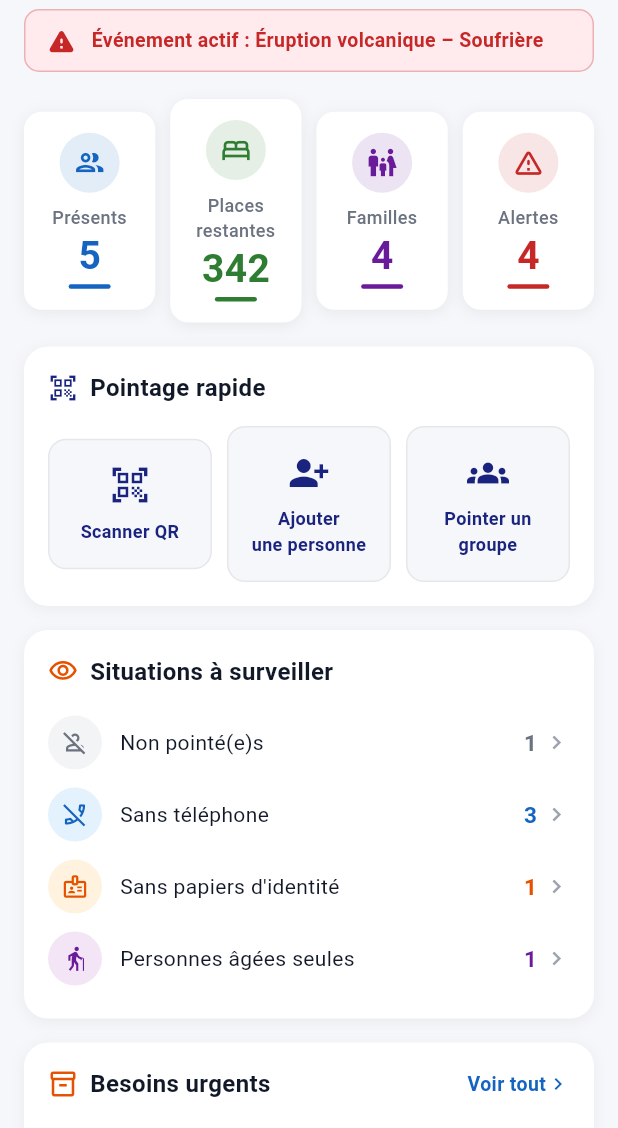
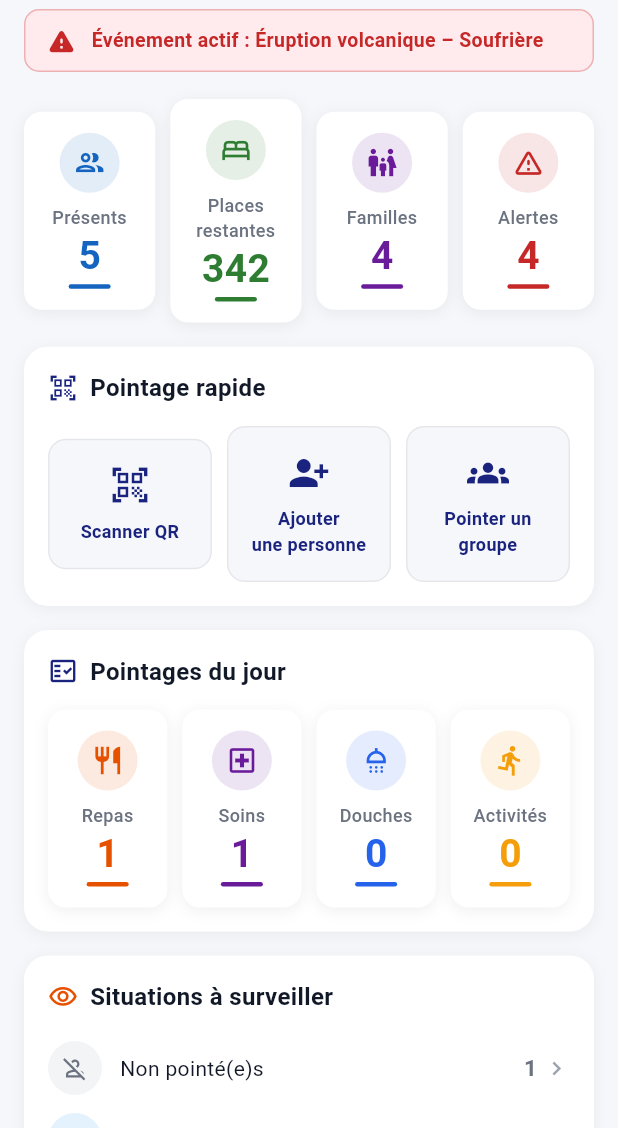
Before and after one commit to stef25fwi/SafePoint, a Flutter app: the DashboardPage screen opened directly, on a phone screen of 412 x 824 dp, the part 108-1236 px from its top. Run offline on Flutter 3.47's test engine with Material 3 defaults, Android fonts, the phone set to English and light mode, and no system bars; our stand-ins replace cloud_firestore, firebase_auth, firebase_core, firebase_messaging, firebase_storage, google_sign_in and 5 more; accounts and stored records are empty.

Commit message:
feat: pointage douche/activité, détection de doublon et stats du jour
Adapte le système de pointage (repas/soins/douche/activité + suivi
quotidien) demandé dans la spec pointage à l'architecture existante,
plutôt que d'y superposer un schéma Firestore parallèle : le pointage,
le check-in QR/recherche manuelle et l'audit trail existaient déjà
(CheckinModel, AppState.createCheckin, PersonService) — seuls les types
douche/activité, la détection de doublon et l'agrégation quotidienne
manquaient.

- CheckinType : ajout de douche et activite (mappés sur le statut
  "présent" comme les autres pointages de présence).
- AppState.createCheckin : détecte un pointage en double (< 2h, même
  personne, même type) et le signale au lieu de le rejeter — en
  situation de crise, mieux vaut un doublon tracé qu'un pointage
  manquant. Retourne désormais le pointage créé + le délai en minutes
  depuis le doublon éventuel.
- AppState.todayCheckinCounts : compte les pointages du jour par
  service (repas regroupe les 3 repas, soins, douche, activité),
  recalculé depuis la liste réelle des pointages — jamais un compteur
  dénormalisé stocké, pour éviter toute dérive.
- scanner_page : boutons Douche et Activité dans la grille de pointage
  rapide ; bandeau orange (au lieu du bandeau vert habituel) quand un
  doublon est détecté, avec le délai depuis le précédent pointage.
- dashboard_page : nouvelle section « Pointages du jour » (4 compteurs
  repas/soins/douches/activités) pour le superviseur de centre.

Le traducteur bidirectionnel (bouton sur la fiche personne) a été
vérifié à jour sur main et fonctionnel (7 tests dédiés passent).

Volontairement hors périmètre : bracelets NFC (aucun matériel/paquet
disponible, l'app cible le web), Cloud Functions et schéma Firestore
séparé (redondants avec la couche domain/infrastructure existante).

Co-Authored-By: Claude Sonnet 5 <noreply@anthropic.com>
Claude-Session: https://claude.ai/code/session_01MzHgp2tGhkTBY1Gf4HFYBv

```diff
--- a/lib/models/enums.dart
+++ b/lib/models/enums.dart
@@ -44,6 +44,8 @@ enum CheckinType {
   transferDeparture,
   transferArrival,
   medical,
+  douche,
+  activite,
 }
 
 enum NeedType {
@@ -175,6 +177,10 @@ extension CheckinTypeLabel on CheckinType {
         return 'Arrivée transfert';
       case CheckinType.medical:
         return 'Passage infirmerie';
+      case CheckinType.douche:
+        return 'Douche';
+      case CheckinType.activite:
+        return 'Activité';
     }
   }
 }
--- a/lib/pages/dashboard_page.dart
+++ b/lib/pages/dashboard_page.dart
@@ -25,6 +25,7 @@ class DashboardPage extends StatelessWidget {
     final familyCount = state.currentFamilies.length;
     final needs = state.currentNeeds;
     final recentCheckins = state.recentCheckins.take(3).toList();
+    final todayCounts = state.todayCheckinCounts();
 
     // Indicators – situations requiring attention
     final nonPointeeCount =
@@ -188,6 +189,82 @@ class DashboardPage extends StatelessWidget {
               ),
             ),
           const SliverToBoxAdapter(child: SizedBox(height: 16)),
+
+          // Pointages du jour — répartition par service
+          if (state.canCheckIn)
+            SliverToBoxAdapter(
+              child: Padding(
+                padding: const EdgeInsets.symmetric(horizontal: 16),
+                child: Container(
+                  decoration: BoxDecoration(
+                    color: Colors.white,
+                    borderRadius: BorderRadius.circular(16),
+                    boxShadow: [
+                      BoxShadow(
+                          color: Colors.black.withValues(alpha: 0.05),
+                          blurRadius: 8,
+                          offset: const Offset(0, 2))
+                    ],
+                  ),
+                  padding: const EdgeInsets.all(16),
+                  child: Column(
+                    crossAxisAlignment: CrossAxisAlignment.start,
+                    children: [
+                      const Row(
+                        children: [
+                          Icon(Icons.fact_check_outlined,
+                              size: 20, color: AppColors.navy),
+                          SizedBox(width: 8),
+                          Text('Pointages du jour',
+                              style: TextStyle(
+                                  fontSize: 16,
+                                  fontWeight: FontWeight.bold,
+                                  color: AppColors.textPrimary)),
+                        ],
+                      ),
+                      const SizedBox(height: 14),
+                      Row(
+                        children: [
+                          Expanded(
+                              child: KpiCard(
+                            title: 'Repas',
+                            value: '${todayCounts['repas']}',
+                            icon: Icons.restaurant_outlined,
+                            color: AppColors.orange,
+                          )),
+                          const SizedBox(width: 10),
+                          Expanded(
+                              child: KpiCard(
+                            title: 'Soins',
+                            value: '${todayCounts['soins']}',
+                            icon: Icons.local_hospital_outlined,
+                            color: AppColors.purple,
+                          )),
+                          const SizedBox(width: 10),
+                          Expanded(
+                              child: KpiCard(
+                            title: 'Douches',
+                            value: '${todayCounts['douche']}',
+                            icon: Icons.shower_outlined,
+                            color: AppColors.blueAccent,
+                          )),
+                          const SizedBox(width: 10),
+                          Expanded(
+                              child: KpiCard(
+                            title: 'Activités',
+                            value: '${todayCounts['activite']}',
+                            icon: Icons.directions_run,
+                            color: AppColors.amber,
+                          )),
+                        ],
+                      ),
+                    ],
+                  ),
+                ),
+              ),
+            ),
+          if (state.canCheckIn)
+            const SliverToBoxAdapter(child: SizedBox(height: 16)),
 
           // Situations à surveiller
           if (nonPointeeCount +
--- a/lib/services/app_state.dart
+++ b/lib/services/app_state.dart
@@ -939,12 +939,35 @@ class AppState extends ChangeNotifier {
     notifyListeners();
   }
 
-  void createCheckin({
+  /// Fenêtre en-deçà de laquelle un second pointage du même type pour la
+  /// même personne est signalé comme doublon probable (saisie erronée ou
+  /// double scan), plutôt que rejeté : le pointage est toujours enregistré.
+  static const _duplicateCheckinWindow = Duration(hours: 2);
+
+  /// Enregistre un pointage. Renvoie le pointage créé ainsi que le nombre
+  /// de minutes écoulées depuis le précédent pointage du même type pour
+  /// cette personne, si celui-ci est survenu il y a moins de 2h (doublon
+  /// probable) — `null` sinon.
+  ({CheckinModel checkin, int? duplicateMinutes}) createCheckin({
     required String personId,
     required CheckinType type,
     String? notes,
   }) {
     final now = DateTime.now();
+
+    int? duplicateMinutes;
+    final priorSameType = _checkins
+        .where((c) => c.personId == personId && c.type == type)
+        .toList()
+      ..sort((a, b) => b.createdAt.compareTo(a.createdAt));
+    if (priorSameType.isNotEmpty) {
+      final minutesSince =
+          now.difference(priorSameType.first.createdAt).inMinutes;
+      if (minutesSince < _duplicateCheckinWindow.inMinutes) {
+        duplicateMinutes = minutesSince;
+      }
+    }
+
     final checkin = CheckinModel(
       id: 'checkin_${now.millisecondsSinceEpoch}',
       eventId: activeEvent.id,
@@ -971,7 +994,9 @@ class AppState extends ChangeNotifier {
           type == CheckinType.mealBreakfast ||
           type == CheckinType.mealLunch ||
           type == CheckinType.mealDinner ||
-          type == CheckinType.night) {
+          type == CheckinType.night ||
+          type == CheckinType.douche ||
+          type == CheckinType.activite) {
         newStatus = PersonStatus.present;
       }
       _persons[idx] = _persons[idx].copyWith(
@@ -993,6 +1018,32 @@ class AppState extends ChangeNotifier {
     }
 
     notifyListeners();
+    return (checkin: checkin, duplicateMinutes: duplicateMinutes);
+  }
+
+  /// Pointages du jour au centre [shelterId] (centre courant par défaut),
+  /// regroupés par service. Recalculé depuis la liste réelle des pointages
+  /// (jamais un compteur dénormalisé stocké) pour éviter toute dérive.
+  Map<String, int> todayCheckinCounts([String? shelterId]) {
+    final sid = shelterId ?? currentShelterId;
+    final now = DateTime.now();
+    final todays = _checkins.where((c) =>
+        c.shelterId == sid &&
+        c.createdAt.year == now.year &&
+        c.createdAt.month == now.month &&
+        c.createdAt.day == now.day);
+
+    return {
+      'repas': todays
+          .where((c) =>
+              c.type == CheckinType.mealBreakfast ||
+              c.type == CheckinType.mealLunch ||
+              c.type == CheckinType.mealDinner)
+          .length,
+      'soins': todays.where((c) => c.type == CheckinType.medical).length,
+      'douche': todays.where((c) => c.type == CheckinType.douche).length,
+      'activite': todays.where((c) => c.type == CheckinType.activite).length,
+    };
   }
 
   void resolveAlert(String alertId) {
```
Also changed, not shown: lib/pages/scanner_page.dart (+46 -12 lines), 1 other file.
